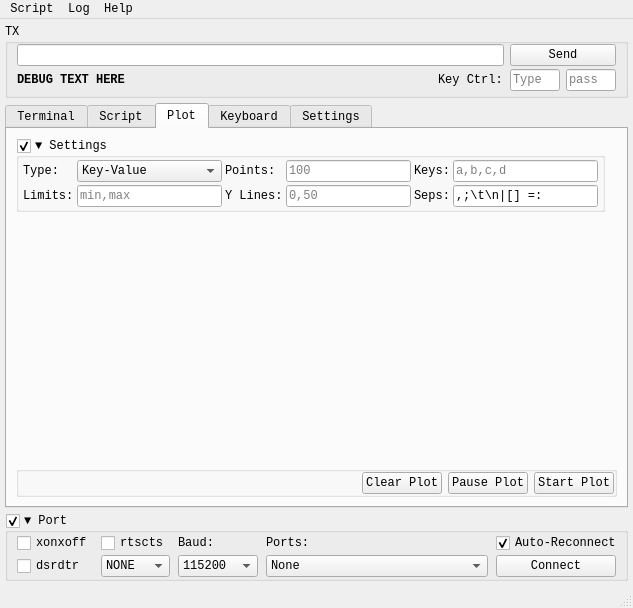
Qt form ui_files/serial_killer_main_window.ui (careweather/SerialKiller) before a commit.
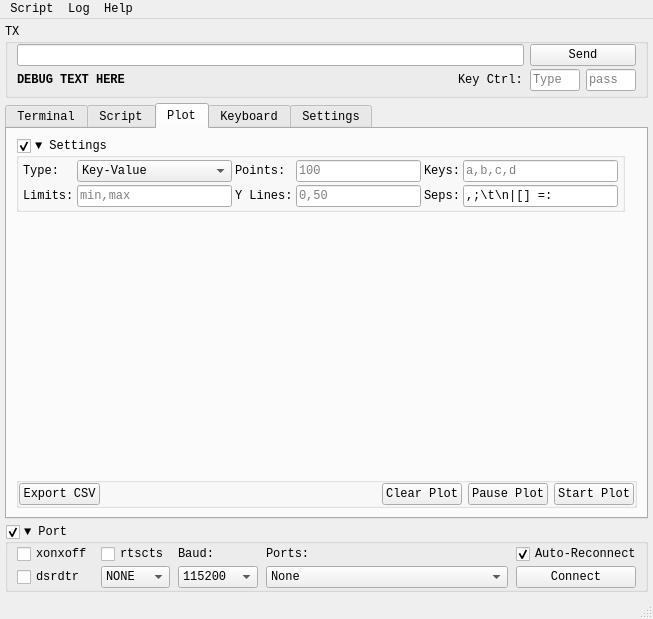
The same form after that commit. The open tabs and pages were chosen to show the change. Custom widgets are drawn as their Qt base class.

Commit message: Added CSV export

```diff
--- a/ui_files/serial_killer_main_window.ui
+++ b/ui_files/serial_killer_main_window.ui
@@ -6,8 +6,8 @@
    <rect>
     <x>0</x>
     <y>0</y>
-    <width>633</width>
-    <height>608</height>
+    <width>653</width>
+    <height>619</height>
    </rect>
   </property>
   <property name="palette">
@@ -563,7 +563,7 @@
     <item row="2" column="0">
      <widget class="QTabWidget" name="tabWidget">
       <property name="sizePolicy">
-       <sizepolicy hsizetype="MinimumExpanding" vsizetype="Minimum">
+       <sizepolicy hsizetype="MinimumExpanding" vsizetype="MinimumExpanding">
         <horstretch>0</horstretch>
         <verstretch>0</verstretch>
        </sizepolicy>
@@ -876,14 +876,14 @@
            <property name="horizontalSpacing">
             <number>6</number>
            </property>
-           <item row="1" column="1">
+           <item row="1" column="2">
             <widget class="QPushButton" name="pushButton_clear_plot">
              <property name="text">
               <string>Clear Plot</string>
              </property>
             </widget>
            </item>
-           <item row="1" column="0">
+           <item row="1" column="1">
             <spacer name="horizontalSpacer_9">
              <property name="orientation">
               <enum>Qt::Horizontal</enum>
@@ -896,20 +896,27 @@
              </property>
             </spacer>
            </item>
-           <item row="1" column="3">
+           <item row="1" column="4">
             <widget class="QPushButton" name="pushButton_start_plot">
              <property name="text">
               <string>Start Plot</string>
              </property>
             </widget>
            </item>
-           <item row="1" column="2">
+           <item row="1" column="3">
             <widget class="QPushButton" name="pushButton_pause_plot">
              <property name="text">
               <string>Pause Plot</string>
              </property>
             </widget>
            </item>
+           <item row="1" column="0">
+            <widget class="QPushButton" name="pushButton_export_csv">
+             <property name="text">
+              <string>Export CSV</string>
+             </property>
+            </widget>
+           </item>
           </layout>
          </widget>
         </item>
@@ -1122,7 +1129,7 @@
            <bool>true</bool>
           </property>
           <property name="sizePolicy">
-           <sizepolicy hsizetype="Minimum" vsizetype="Minimum">
+           <sizepolicy hsizetype="Minimum" vsizetype="Preferred">
             <horstretch>0</horstretch>
             <verstretch>0</verstretch>
            </sizepolicy>
@@ -1850,7 +1857,7 @@
     <rect>
      <x>0</x>
      <y>0</y>
-     <width>633</width>
+     <width>653</width>
      <height>20</height>
     </rect>
    </property>
```
Left out of the diff: 11 changed lines with no effect on the pictures. The commit also changes 7 other files.
